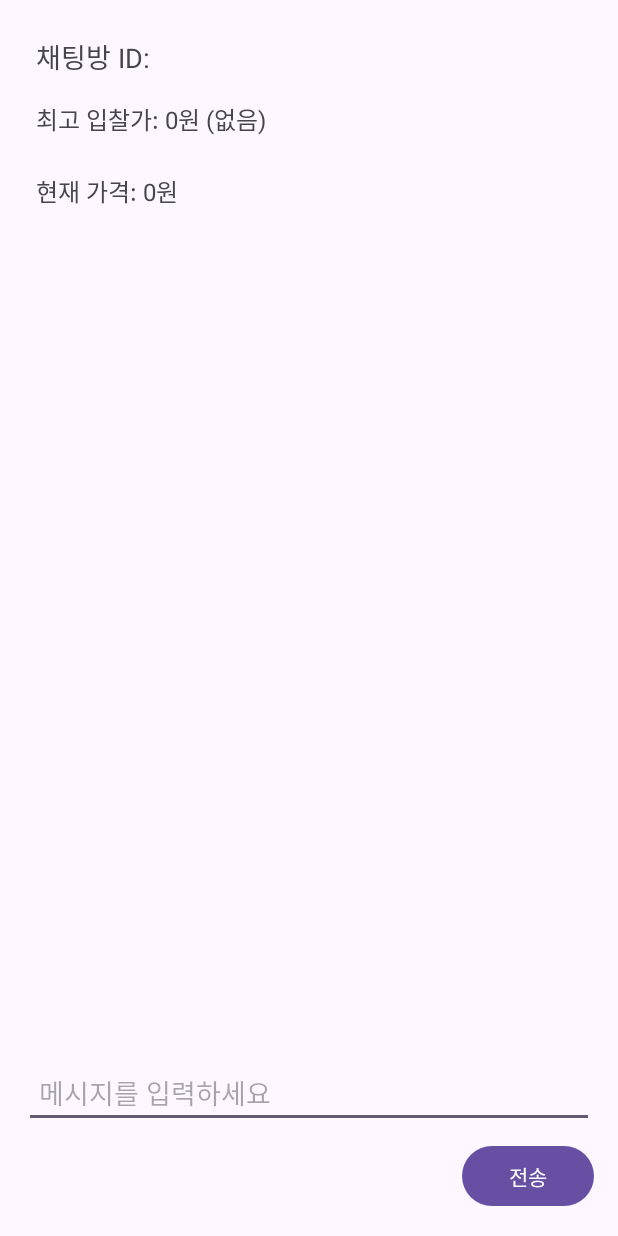
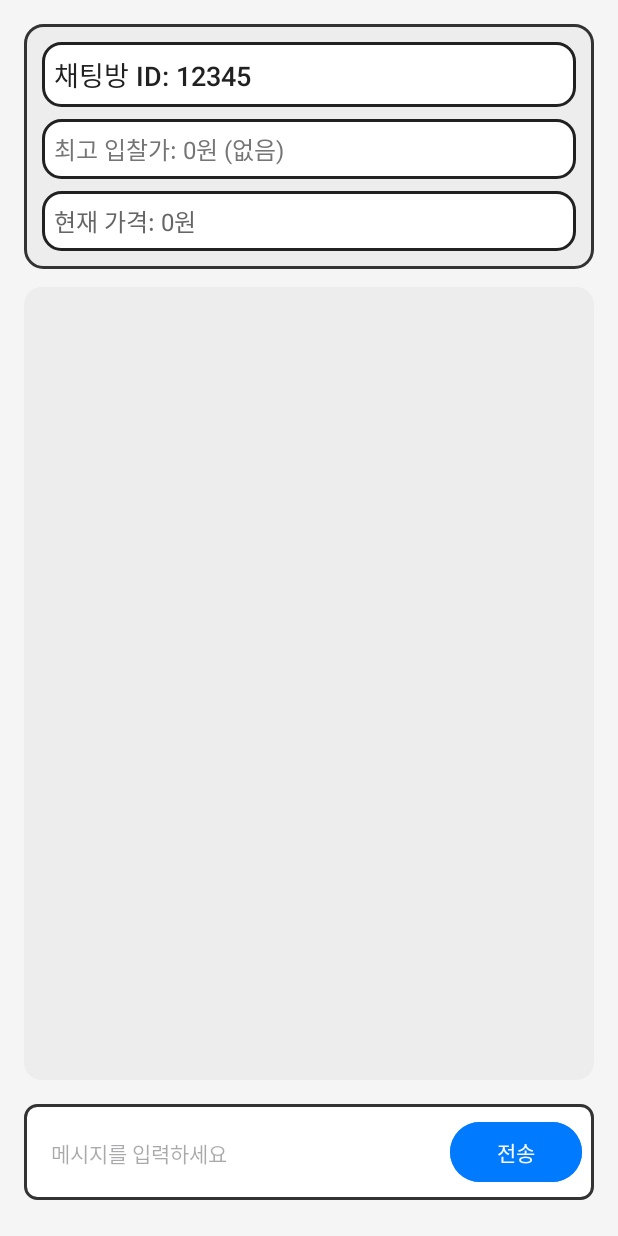
Before and after one commit to PH-K-1/ph-k, an Android app: the layout activity_chat_room.xml on its own in the app's theme, with its tools: preview values and no code run, on a phone screen of 412 x 824 dp. Run offline under Robolectric (Android 15) with nearby library versions, the phone set to English and light mode, and no system bars; network calls fail.

Commit message:
ui 수정

```diff
--- a/app/build.gradle
+++ b/app/build.gradle
@@ -14,7 +14,7 @@ android {
         versionName "1.0"
 
         // BASE_URL 설정
-        buildConfigField "String", "BASE_URL", '"http://192.168.31.18:7310"'
+        buildConfigField "String", "BASE_URL", '"http://203.250.133.110:7310"'
 
         testInstrumentationRunner "androidx.test.runner.AndroidJUnitRunner"
     }
--- a/app/src/main/java/com/example/ph_k/ChatRoomActivity.java
+++ b/app/src/main/java/com/example/ph_k/ChatRoomActivity.java
@@ -36,8 +36,8 @@ public class ChatRoomActivity extends AppCompatActivity {
 
 
 
-    private static final String URL_CHAT_MESSAGES = "http://203.250.133.92:7310/get_chat_messages";
-    private static final String SOCKET_URL = "http://203.250.133.92:7310";
+    private static final String URL_CHAT_MESSAGES = "http://203.250.133.110:7310/get_chat_messages";
+    private static final String SOCKET_URL = "http://203.250.133.110:7310";
 
     @Override
     protected void onCreate(Bundle savedInstanceState) {
--- /dev/null
+++ b/app/src/main/res/drawable/bordered_background.xml
@@ -0,0 +1,8 @@
+<?xml version="1.0" encoding="utf-8"?>
+<shape xmlns:android="http://schemas.android.com/apk/res/android">
+    <solid android:color="@android:color/white" />
+    <corners android:radius="12dp" /> <!-- 둥글기 적용 -->
+    <stroke
+        android:color="@color/primary_text"
+    android:width="2dp" /> <!-- 테두리 두께 -->
+</shape>
--- /dev/null
+++ b/app/src/main/res/drawable/chat_background.xml
@@ -0,0 +1,4 @@
+<shape xmlns:android="http://schemas.android.com/apk/res/android">
+    <solid android:color="@color/light_background" />
+    <corners android:radius="12dp" />
+</shape>
--- /dev/null
+++ b/app/src/main/res/drawable/info_background.xml
@@ -0,0 +1,6 @@
+<shape xmlns:android="http://schemas.android.com/apk/res/android">
+    <solid android:color="@color/light_background" />
+    <stroke android:width="2dp" android:color="@color/primary_text1" />
+    <corners android:radius="12dp" />
+    <padding android:left="8dp" android:top="8dp" android:right="8dp" android:bottom="8dp" />
+</shape>
--- /dev/null
+++ b/app/src/main/res/drawable/input_background.xml
@@ -0,0 +1,5 @@
+<shape xmlns:android="http://schemas.android.com/apk/res/android">
+    <solid android:color="@android:color/white" />
+    <stroke android:width="2dp" android:color="@color/primary_text1" />
+    <corners android:radius="8dp" />
+</shape>
--- a/app/src/main/res/layout/activity_chat_room.xml
+++ b/app/src/main/res/layout/activity_chat_room.xml
@@ -4,61 +4,98 @@
     android:layout_height="match_parent"
     android:orientation="vertical"
     android:padding="16dp"
-    android:weightSum="1">
+    android:background="@color/background_color">
 
-    <!-- 채팅방 ID 표시 -->
+
+
+    <!-- 채팅방 정보 영역 -->
+    <LinearLayout
+        android:layout_width="match_parent"
+        android:layout_height="wrap_content"
+        android:orientation="vertical"
+        android:background="@drawable/info_background"
+        android:padding="12dp"
+        android:layout_marginBottom="12dp">
+
+
+        <!-- 채팅방 ID -->
         <TextView
             android:id="@+id/text_chat_room_id"
             android:layout_width="match_parent"
             android:layout_height="wrap_content"
-        android:text="채팅방 ID: "
+            android:text="채팅방 ID: 12345"
             android:textSize="18sp"
-        android:padding="8dp" />
+            android:textColor="@color/primary_text"
+            android:fontFamily="sans-serif-medium"
+            android:background="@drawable/bordered_background"
+            android:padding="8dp"
+            android:layout_marginBottom="8dp" />
 
-    <!-- 최고 입찰가 표시 -->
+        <!-- 최고 입찰가 -->
         <TextView
             android:id="@+id/text_highest_bid"
             android:layout_width="match_parent"
             android:layout_height="wrap_content"
             android:text="최고 입찰가: 0원 (없음)"
             android:textSize="16sp"
+            android:textColor="@color/secondary_text"
+            android:fontFamily="sans-serif"
+            android:background="@drawable/bordered_background"
             android:padding="8dp"
             android:layout_marginBottom="8dp" />
 
-    <!-- 현재 가격 표시 -->
+        <!-- 현재 가격 -->
         <TextView
             android:id="@+id/pricetextview"
             android:layout_width="match_parent"
             android:layout_height="wrap_content"
             android:text="현재 가격: 0원"
             android:textSize="16sp"
-        android:padding="8dp"
-        android:layout_marginBottom="8dp" />
+            android:textColor="@color/secondary_text1"
+            android:fontFamily="sans-serif"
+            android:background="@drawable/bordered_background"
+            android:padding="8dp" />
+    </LinearLayout>
 
     <!-- 채팅 메시지 표시 영역 -->
     <ScrollView
         android:layout_width="match_parent"
         android:layout_height="0dp"
         android:layout_weight="1"
-        android:layout_marginBottom="8dp">
+        android:background="@drawable/chat_background"
+        android:padding="8dp"
+        android:layout_marginBottom="12dp">
+
         <LinearLayout
-            android:orientation="vertical"
+            android:id="@+id/chat_message_area"
             android:layout_width="match_parent"
             android:layout_height="wrap_content"
-            android:id="@+id/chat_message_area">
-            <!-- 여기에 채팅 메시지가 동적으로 추가됨 -->
-        </LinearLayout>
+            android:orientation="vertical" />
     </ScrollView>
 
-    <!-- 채팅 메시지 입력 필드 -->
+    <!-- 메시지 입력 영역 -->
+    <LinearLayout
+        android:layout_width="match_parent"
+        android:layout_height="wrap_content"
+        android:orientation="horizontal"
+        android:background="@drawable/input_background"
+        android:padding="8dp"
+        android:layout_marginBottom="8dp"
+        android:layout_marginTop="4dp">
+
+        <!-- 메시지 입력 필드 -->
         <EditText
             android:id="@+id/edit_text_message"
-        android:layout_width="match_parent"
+            android:layout_width="0dp"
             android:layout_height="wrap_content"
+            android:layout_weight="1"
             android:hint="메시지를 입력하세요"
+            android:background="@android:color/transparent"
             android:inputType="text"
             android:padding="10dp"
-        android:layout_marginBottom="8dp"/>
+            android:fontFamily="sans-serif"
+            android:textColor="@color/primary_text1"
+            android:textSize="14sp" />
 
         <!-- 메시지 전송 버튼 -->
         <Button
@@ -66,6 +103,10 @@
             android:layout_width="wrap_content"
             android:layout_height="wrap_content"
             android:text="전송"
-        android:layout_gravity="end"/>
-
+            android:backgroundTint="@color/button_color"
+            android:textColor="@android:color/white"
+            android:paddingHorizontal="16dp"
+            android:fontFamily="sans-serif-medium"
+            android:textSize="14sp" />
     </LinearLayout>
+</LinearLayout>
--- a/app/src/main/res/values/colors.xml
+++ b/app/src/main/res/values/colors.xml
@@ -16,5 +16,11 @@
     <color name="colorBackground">#FFFFFF</color> <!-- 흰색 배경 -->
     <color name="colorOnBackground">#000000</color> <!-- 검은색 텍스트 -->
     <color name="gray">#CCCCCC</color> <!-- 회색 추가 -->
+    <color name="background_color1">#F5F5F5</color>
+    <color name="primary_text1">#333333</color>
+    <color name="secondary_text1">#666666</color>
+    <color name="button_color">#007BFF</color>
+    <color name="light_background">#EDEDED</color>
+
 
 </resources>
--- a/app/src/main/res/xml/network_security_config.xml
+++ b/app/src/main/res/xml/network_security_config.xml
@@ -1,6 +1,6 @@
 <?xml version="1.0" encoding="utf-8"?>
 <network-security-config>
     <domain-config cleartextTrafficPermitted="true">
-        <domain includeSubdomains="true">192.168.31.18</domain>  <!-- 실제 서버 IP로 변경 -->
+        <domain includeSubdomains="true">203.250.133.110</domain>  <!-- 실제 서버 IP로 변경 -->
     </domain-config>
 </network-security-config>
```
Also changed, not shown: app/src/main/res/layout/item_layout.xml (+3 -32 lines). Lines whose indentation alone changed are shown as unchanged.
